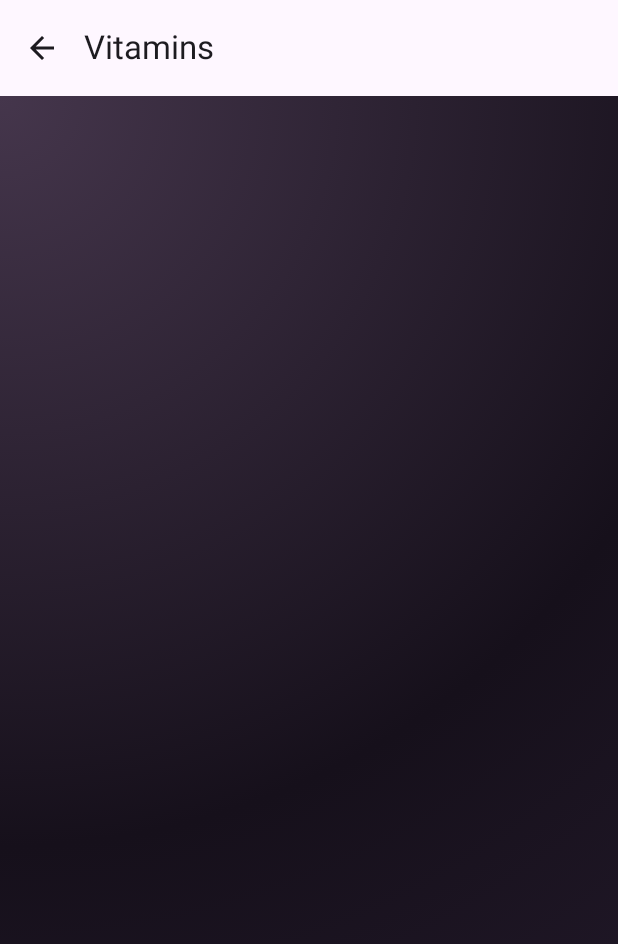
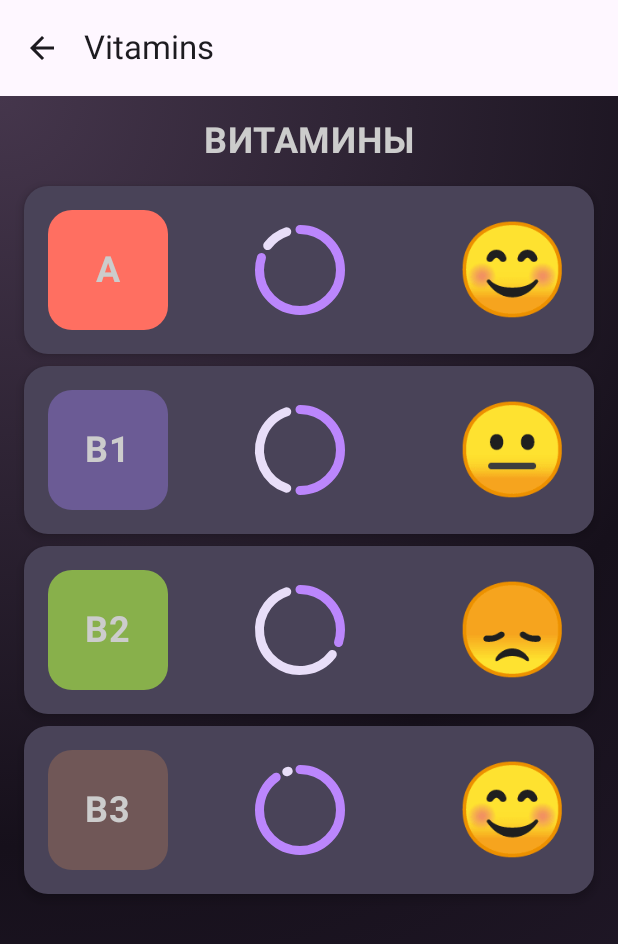
Before and after one commit to Zozhaura/frontend, an Android app built with Jetpack Compose: the VitaminScreen screen opened through its navigation route, on a phone screen of 412 x 824 dp. Shown: the top 944 px of the screen. Run offline under Robolectric (Android 15) with nearby library versions, the phone set to English and light mode, and no system bars.

Commit message:
creating page with vitamin

```diff
--- a/app/src/main/java/com/example/myapplication/vitamin/VitaminScreen.kt
+++ b/app/src/main/java/com/example/myapplication/vitamin/VitaminScreen.kt
@@ -1,7 +1,104 @@
 package com.example.myapplication.vitamin
 
+import androidx.compose.foundation.background
+import androidx.compose.foundation.layout.*
+import androidx.compose.foundation.shape.RoundedCornerShape
+import androidx.compose.material3.*
 import androidx.compose.runtime.Composable
+import androidx.compose.ui.Alignment
+import androidx.compose.ui.Modifier
+import androidx.compose.ui.graphics.Color
+import androidx.compose.ui.text.font.FontWeight
+import androidx.compose.ui.unit.dp
+import androidx.compose.ui.unit.sp
+
+object VitaminColors {
+    val CardBackground = Color(0xFF494358)
+    val TextColor = Color.LightGray
+    val ProgressBarColor = Color(0xFFBB86FC)
+    val VitaminABackground = Color(0xFFFF6F61)
+    val VitaminB1Background = Color(0xFF6B5B95)
+    val VitaminB2Background = Color(0xFF88B04B)
+    val VitaminB3Background = Color(0xFF705757)
+}
+object VitaminDimens {
+    val PaddingSmall = 8.dp
+    val PaddingMedium = 16.dp
+    val CardCornerRadius = 16.dp
+    val CardElevation = 4.dp
+    val ProgressBarSize = 60.dp
+    val VitaminBoxSize = 80.dp
+    val SmileyTextSize = 60.sp
+}
 
 @Composable
 fun VitaminScreen() {
+    Column(
+        modifier = Modifier
+            .fillMaxSize()
+            .padding(VitaminDimens.PaddingMedium),
+        horizontalAlignment = Alignment.CenterHorizontally
+    ) {
+        Text(
+            text = "ВИТАМИНЫ",
+            fontSize = 24.sp,
+            fontWeight = FontWeight.Bold,
+            color = VitaminColors.TextColor,
+            modifier = Modifier.padding(bottom = VitaminDimens.PaddingMedium)
+        )
+        VitaminItem(vitamin = "A", progress = 0.8f, color = VitaminColors.VitaminABackground)
+        VitaminItem(vitamin = "B1", progress = 0.5f, color = VitaminColors.VitaminB1Background)
+        VitaminItem(vitamin = "B2", progress = 0.3f, color = VitaminColors.VitaminB2Background)
+        VitaminItem(vitamin = "B3", progress = 0.9f, color = VitaminColors.VitaminB3Background)
+    }
 }
+@Composable
+fun VitaminItem(vitamin: String, progress: Float, color: Color) {
+    Surface(
+        modifier = Modifier
+            .fillMaxWidth()
+            .padding(bottom = VitaminDimens.PaddingSmall),
+        shape = RoundedCornerShape(VitaminDimens.CardCornerRadius),
+        color = VitaminColors.CardBackground,
+        shadowElevation = VitaminDimens.CardElevation
+    ) {
+        Row(
+            modifier = Modifier.padding(VitaminDimens.PaddingMedium),
+            verticalAlignment = Alignment.CenterVertically,
+            horizontalArrangement = Arrangement.SpaceBetween
+        ) {
+            Box(
+                modifier = Modifier
+                    .size(VitaminDimens.VitaminBoxSize)
+                    .background(color, shape = RoundedCornerShape(VitaminDimens.CardCornerRadius)),
+                contentAlignment = Alignment.Center
+            ) {
+                Text(
+                    text = vitamin,
+                    fontSize = 24.sp,
+                    fontWeight = FontWeight.Bold,
+                    color = VitaminColors.TextColor
+                )
+            }
+            CircularProgressIndicator(
+                progress = { progress },
+                modifier = Modifier
+                    .size(VitaminDimens.ProgressBarSize),
+                color = VitaminColors.ProgressBarColor,
+                strokeWidth = 6.dp,
+            )
+            Text(
+                text = getSmiley(progress),
+                fontSize = VitaminDimens.SmileyTextSize,
+                modifier = Modifier.padding(start = VitaminDimens.PaddingMedium)
+            )
+        }
+    }
+}
+fun getSmiley(progress: Float): String {
+    return when {
+        progress >= 0.8 -> "😊"
+        progress >= 0.5 -> "😐"
+        else -> "😞"
+    }
+}
```
